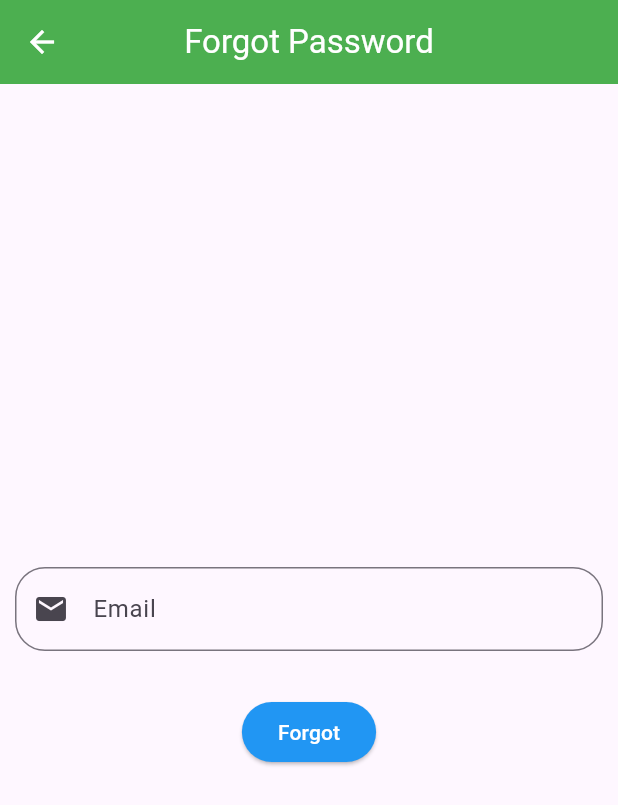
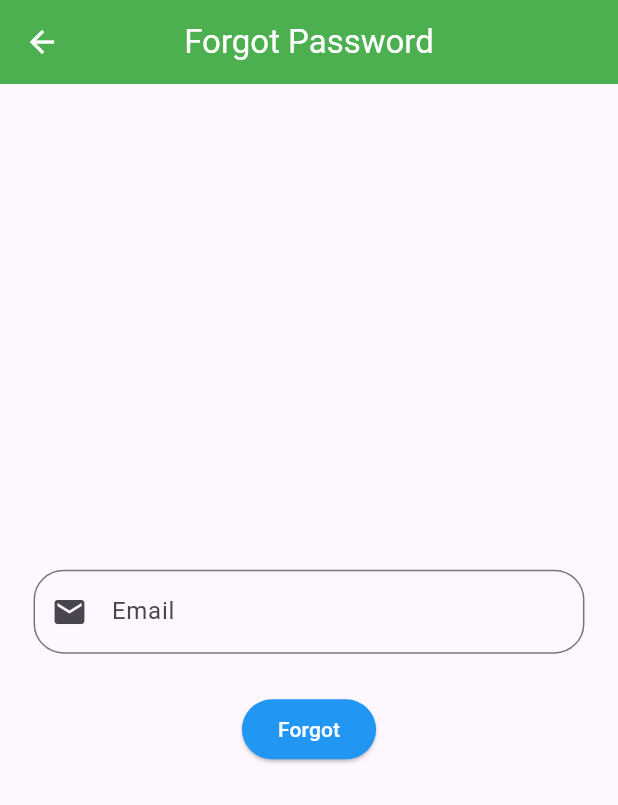
Before and after one commit to sumanghimire00/Chat-Boot, a Flutter app: the screen it shows after launch, after a tap on "Forgot Password", on a phone screen of 412 x 824 dp. Shown: the top 805 px of the screen. Run offline on Flutter 3.47's test engine with Material 3 defaults, Android fonts, the phone set to English and light mode, and no system bars; our stand-ins replace cloud_firestore, firebase_auth, firebase_core, flutter_form_builder, shared_preferences; accounts and stored records are empty.

Commit message:
Changes on widget height /width and trying to making responsive app using mediaquery and common function

```diff
--- a/lib/screens/auth_screens/forgot_screen.dart
+++ b/lib/screens/auth_screens/forgot_screen.dart
@@ -1,5 +1,6 @@
 import 'package:firebase_auth/firebase_auth.dart';
 import 'package:flutter/material.dart';
+import 'package:testapp/common/common_function.dart';
 import 'package:testapp/common/custom_textform_field.dart';
 import 'package:testapp/screens/auth_screens/login_body.dart';
 
@@ -42,6 +43,8 @@ class _ForgotScreenState extends State<ForgotScreen> {
 
   @override
   Widget build(BuildContext context) {
+    final height = MediaQuery.of(context).size.height;
+    final width = MediaQuery.of(context).size.width;
     return Scaffold(
       appBar: AppBar(
         backgroundColor: Colors.green,
@@ -51,15 +54,18 @@ class _ForgotScreenState extends State<ForgotScreen> {
           "Forgot Password",
         ),
       ),
-      body: Column(mainAxisAlignment: MainAxisAlignment.center, children: [
+      body: Container(
+        padding: EdgeInsets.symmetric(
+          horizontal: width * 0.03,
+          vertical: height * 0.02,
+        ),
+        child: Column(mainAxisAlignment: MainAxisAlignment.center, children: [
           CustomTextField(
             controller: emailController,
             hintText: "Email",
             prefixIcon: Icons.email,
           ),
-        const SizedBox(
-          height: 20,
-        ),
+          CommonFunction.blanckSpace(height * 0.02, width),
           ElevatedButton(
             style: ElevatedButton.styleFrom(
               backgroundColor: Colors.blue,
@@ -71,6 +77,7 @@ class _ForgotScreenState extends State<ForgotScreen> {
             child: const Text("Forgot"),
           )
         ]),
+      ),
     );
   }
 }
--- a/lib/screens/auth_screens/login_body.dart
+++ b/lib/screens/auth_screens/login_body.dart
@@ -2,6 +2,7 @@ import 'package:flutter/material.dart';
 import 'package:flutter_form_builder/flutter_form_builder.dart';
 import 'package:provider/provider.dart';
 import 'package:shared_preferences/shared_preferences.dart';
+import 'package:testapp/common/common_function.dart';
 import 'package:testapp/common/custom_textform_field.dart';
 import 'package:testapp/controller/login_controller.dart';
 import 'package:testapp/provider/theme_provider.dart';
@@ -24,6 +25,8 @@ class _LoginBodyState extends State<LoginBody> {
   @override
   Widget build(BuildContext context) {
     final provider = Provider.of<ThemeProvider>(context);
+    final height = MediaQuery.of(context).size.height;
+    final width = MediaQuery.of(context).size.width;
 
     return Scaffold(
       appBar: AppBar(
@@ -65,17 +68,13 @@ class _LoginBodyState extends State<LoginBody> {
                     fontWeight: FontWeight.bold,
                   ),
                 ),
-                const SizedBox(
-                  height: 20,
-                ),
+                CommonFunction.blanckSpace(height * 0.02, width),
                 SizedBox(
                   width: 150,
                   height: 150,
                   child: Image.asset("assets/images/icon.png"),
                 ),
-                const SizedBox(
-                  height: 50,
-                ),
+                CommonFunction.blanckSpace(height * 0.03, width),
                 FormBuilder(
                   key: _formKey,
                   child: Column(
@@ -110,7 +109,7 @@ class _LoginBodyState extends State<LoginBody> {
                         prefixIcon: Icons.lock,
                         type: TextfieldType.Password,
                       ),
-                      const SizedBox(height: 10),
+                      CommonFunction.blanckSpace(height * 0.01, width),
                       Row(
                         mainAxisAlignment: MainAxisAlignment.end,
                         children: [
@@ -172,9 +171,7 @@ class _LoginBodyState extends State<LoginBody> {
                           ),
                         ],
                       ),
-                      const SizedBox(
-                        height: 20,
-                      ),
+                      CommonFunction.blanckSpace(height * 0.02, width),
                       Row(
                         mainAxisAlignment: MainAxisAlignment.center,
                         children: [
--- a/lib/screens/auth_screens/signup_page.dart
+++ b/lib/screens/auth_screens/signup_page.dart
@@ -2,6 +2,7 @@
 
 import 'package:flutter/material.dart';
 import 'package:flutter_form_builder/flutter_form_builder.dart';
+import 'package:testapp/common/common_function.dart';
 import 'package:testapp/common/custom_textform_field.dart';
 import 'package:testapp/controller/signup_controller.dart';
 
@@ -23,6 +24,8 @@ class _SignUpPageState extends State<SignUpPage> {
   bool isLoading = false;
   @override
   Widget build(BuildContext context) {
+    final height = MediaQuery.of(context).size.height;
+    final width = MediaQuery.of(context).size.width;
     return Scaffold(
       appBar: AppBar(
         title: const Text("SIGNUP SCREEN"),
@@ -31,8 +34,10 @@ class _SignUpPageState extends State<SignUpPage> {
         foregroundColor: Colors.white,
       ),
       body: Container(
-        margin: const EdgeInsets.all(8),
-        padding: const EdgeInsets.symmetric(horizontal: 10, vertical: 10),
+        height: height,
+        width: width,
+        padding: EdgeInsets.symmetric(
+            horizontal: width * 0.03, vertical: height * 0.02),
         child: FormBuilder(
           key: _formKey,
           child: SingleChildScrollView(
@@ -44,9 +49,7 @@ class _SignUpPageState extends State<SignUpPage> {
                   height: 100,
                   child: Image.asset("assets/images/icon.png"),
                 ),
-                const SizedBox(
-                  height: 30,
-                ),
+                CommonFunction.blanckSpace(height * 0.035, width),
                 CustomTextField(
                     validator: (value) {
                       if (value == null || value.isEmpty) {
--- a/lib/screens/widgets/splash_screen.dart
+++ b/lib/screens/widgets/splash_screen.dart
@@ -39,12 +39,14 @@ class _SplashScreenState extends State<SplashScreen> {
 
   @override
   Widget build(BuildContext context) {
-    return const Scaffold(
+    final height = MediaQuery.of(context).size.height;
+    final width = MediaQuery.of(context).size.width;
+    return Scaffold(
       body: Center(
         child: SizedBox(
-          height: 100,
-          width: 100,
-          child: Image(image: AssetImage("assets/images/icon.png")),
+          height: height * 0.3,
+          width: width * 0.3,
+          child: const Image(image: AssetImage("assets/images/icon.png")),
         ),
       ),
     );
```
Lines whose indentation alone changed are shown as unchanged.
